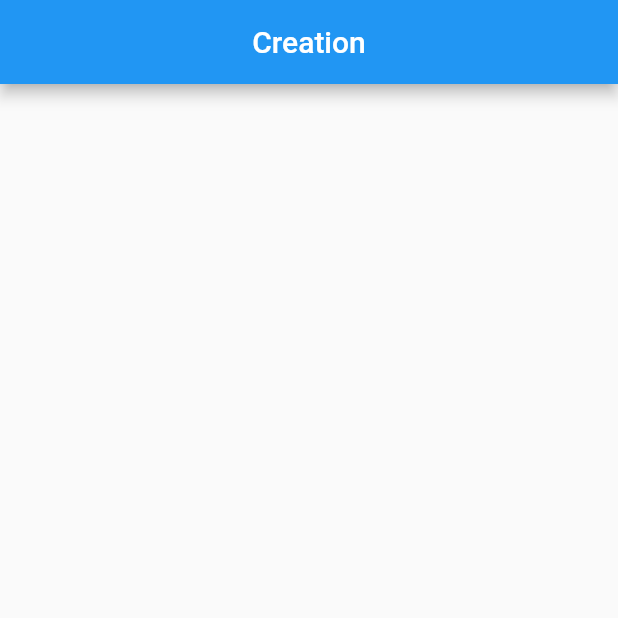
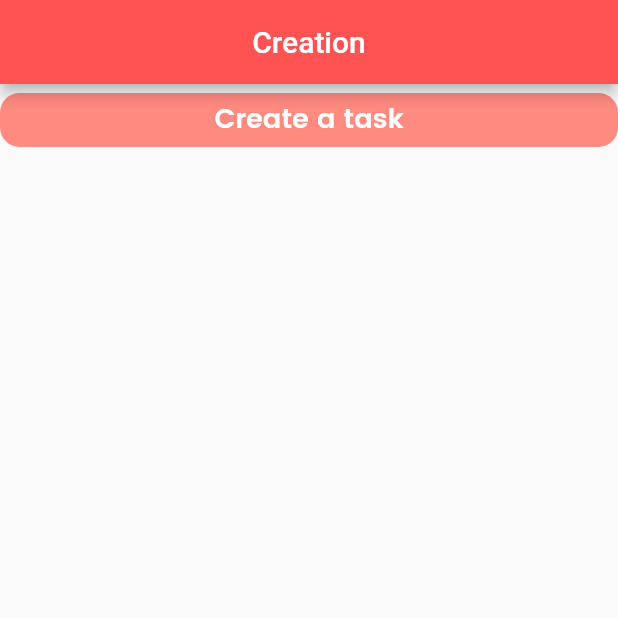
Before and after one commit to adeldueast/A21-4205N6-KickMyFlutter-Kouaou, a Flutter app: the Creation screen opened by its route, on a phone screen of 412 x 824 dp, the top half of it. Run offline on Flutter 3.47's test engine with Material 2 defaults, Android fonts, the phone set to English and light mode, and no system bars; our stand-ins replace cookie_jar, dio, dio_cookie_manager, font_awesome_flutter, google_fonts; missing offline and left inert: flutter_rounded_date_picker.

Commit message:
FCT : Ecran de création , interface

```diff
--- a/kick_my_flutter/lib/Activities/Creation.dart
+++ b/kick_my_flutter/lib/Activities/Creation.dart
@@ -10,10 +10,41 @@ class Creation extends StatefulWidget {
 class _CreationState extends State<Creation> {
   @override
   Widget build(BuildContext context) {
+    final baseTextStyle = const TextStyle(fontFamily: 'Poppins');
+
+    final headerTextStyle = baseTextStyle.copyWith(
+        color: Colors.white, fontSize: 18.0, fontWeight: FontWeight.w600);
+
+    final _createTaskButton = FlatButton(
+      shape: RoundedRectangleBorder(
+        borderRadius: BorderRadius.circular(13.0),
+      ),
+      color: Colors.redAccent[100],
+      onPressed: () {},
+      child: Row(
+        mainAxisAlignment: MainAxisAlignment.center,
+        children: [
+          Text(
+            "Create a task",
+            style: headerTextStyle,
+          ),
+        ],
+      ),
+    );
     return Scaffold(
       appBar: AppBar(
-        automaticallyImplyLeading: false,
-        title: Center(child: Text("Creation")),
+          backgroundColor: Colors.redAccent,
+          automaticallyImplyLeading: false,
+          title: Center(child: Text("Creation"))),
+      body: Container(
+        width: double.infinity,
+        height: double.infinity,
+        child: Column(
+          children: [
+
+            _createTaskButton,
+          ],
+        ),
       ),
     );
   }
--- a/kick_my_flutter/pubspec.yaml
+++ b/kick_my_flutter/pubspec.yaml
@@ -23,7 +23,8 @@ environment:
 dependencies:
   flutter:
     sdk: flutter
-
+  flutter_localizations: # Add this line
+    sdk: flutter
 
   # The following adds the Cupertino Icons font to your application.
   # Use with the CupertinoIcons class for iOS style icons.
@@ -34,6 +35,8 @@ dependencies:
   dio_cookie_manager: ^2.0.0
   cookie_jar: ^3.0.1
   google_fonts: ^2.1.0
+  flutter_rounded_date_picker: ^2.0.2
+  intl: ^0.17.0
 
 dev_dependencies:
   flutter_test:
```
Also changed, not shown: kick_my_flutter/lib/Activities/Acceuil.dart (+101 -8 lines), kick_my_flutter/lib/Activities/Consultation.dart (+12 -0 lines), kick_my_flutter/pubspec.lock.
